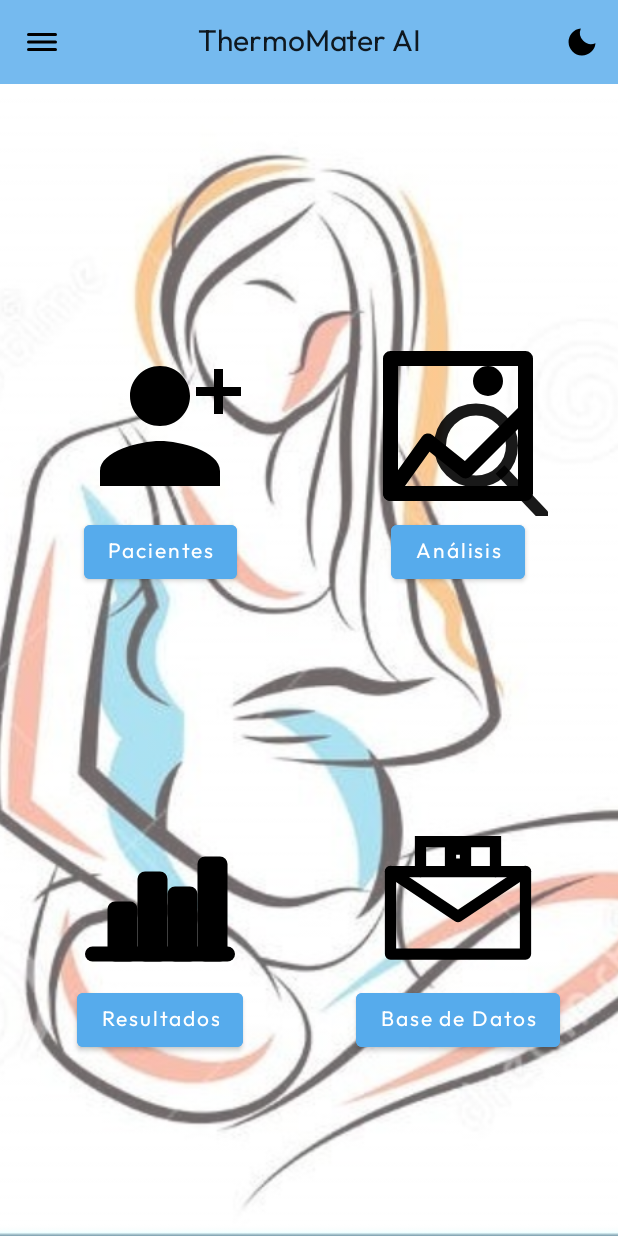
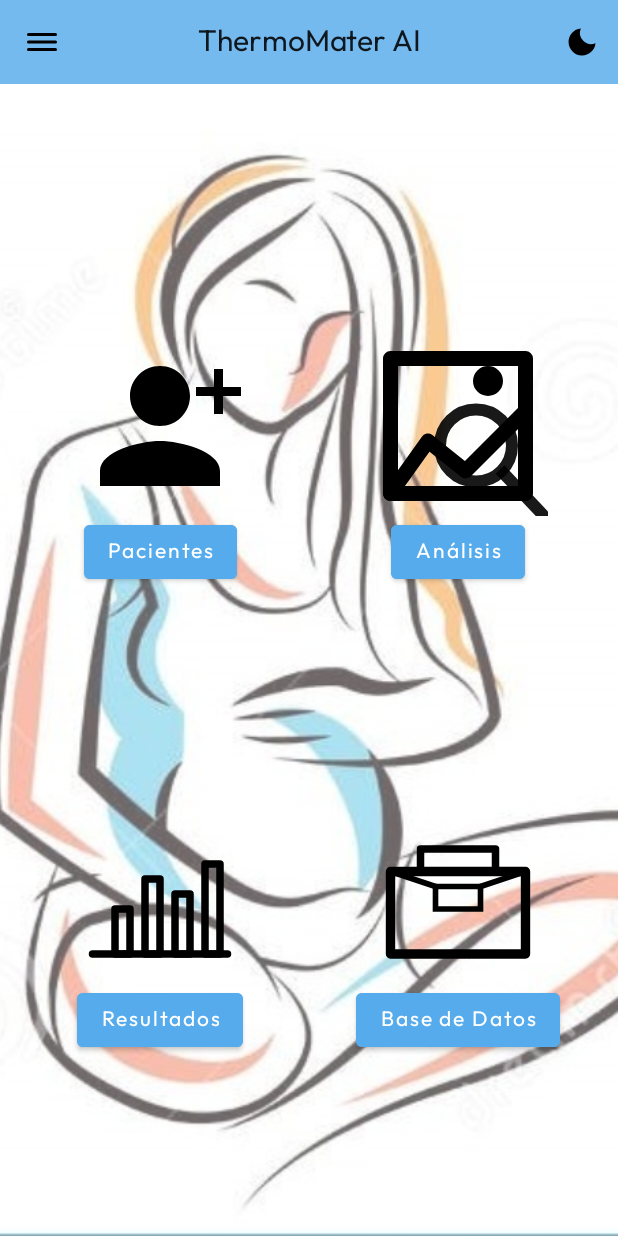
Before and after one commit to fcastanoe/App-Mamitas, an Android app: the layout activity_main.xml on its own in the app's theme, with its tools: preview values and no code run, on a phone screen of 412 x 824 dp. Run offline under Robolectric (Android 15) with nearby library versions, the light colour scheme and no system bars.

Commit message:
Visual icon improvement

```diff
--- a/app/src/main/res/drawable/ic_bar_chart.xml
+++ b/app/src/main/res/drawable/ic_bar_chart.xml
@@ -8,7 +8,7 @@
     <!-- Eje horizontal -->
     <path
         android:strokeColor="#FF000000"
-        android:strokeWidth="2"
+        android:strokeWidth="1"
         android:strokeLineCap="round"
         android:strokeLineJoin="round"
         android:pathData="M3,20 H21" />
@@ -16,28 +16,28 @@
     <!-- Barra 1 -->
     <path
         android:strokeColor="#FF000000"
-        android:strokeWidth="2"
+        android:strokeWidth="1"
         android:strokeLineJoin="round"
         android:pathData="M6,20 V14 H8 V20 Z" />
 
     <!-- Barra 2 -->
     <path
         android:strokeColor="#FF000000"
-        android:strokeWidth="2"
+        android:strokeWidth="1"
         android:strokeLineJoin="round"
         android:pathData="M10,20 V10 H12 V20 Z" />
 
     <!-- Barra 3 -->
     <path
         android:strokeColor="#FF000000"
-        android:strokeWidth="2"
+        android:strokeWidth="1"
         android:strokeLineJoin="round"
         android:pathData="M14,20 V12 H16 V20 Z" />
 
     <!-- Barra 4 -->
     <path
         android:strokeColor="#FF000000"
-        android:strokeWidth="2"
+        android:strokeWidth="1"
         android:strokeLineJoin="round"
         android:pathData="M18,20 V8 H20 V20 Z" />
 </vector>
--- a/app/src/main/res/drawable/ic_card_travel.xml
+++ b/app/src/main/res/drawable/ic_card_travel.xml
@@ -6,36 +6,45 @@
 
     <!-- Cuerpo del maletín -->
     <path
+        android:fillColor="@android:color/transparent"
         android:strokeColor="#FF000000"
-        android:strokeWidth="3"
+        android:strokeWidth="2.5"
         android:strokeLineJoin="round"
         android:strokeLineCap="round"
-        android:fillColor="@android:color/transparent"
         android:pathData="M6,18 H42 V40 H6 Z" />
 
-    <!-- Asa cuadrada -->
+    <!-- Asa con esquinas redondeadas -->
     <path
+        android:fillColor="@android:color/transparent"
         android:strokeColor="#FF000000"
-        android:strokeWidth="3"
-        android:strokeLineJoin="miter"
-        android:strokeLineCap="round"
-        android:fillColor="@android:color/transparent"
-        android:pathData="M14,18 V10 H34 V18" />
-
-    <!-- Pliegue tipo sobre -->
-    <path
-        android:strokeColor="#FF000000"
-        android:strokeWidth="3"
+        android:strokeWidth="2"
         android:strokeLineCap="round"
         android:strokeLineJoin="round"
+        android:pathData="M14,12 H34 V18 H14 Z" />
+
+    <!-- Pliegue: línea diagonal izquierda desde la esquina del maletín hasta el borde de la evilla -->
+    <path
         android:fillColor="@android:color/transparent"
-        android:pathData="M6,18 L24,30 L42,18" />
+        android:strokeColor="#FF000000"
+        android:strokeWidth="1.5"
+        android:strokeLineCap="round"
+        android:strokeLineJoin="round"
+        android:pathData="M6,18 L18,22" />
 
-    <!-- Evilla cuadrada dentro del asa -->
+    <!-- Pliegue: línea diagonal derecha desde la esquina del maletín hasta el borde de la evilla -->
     <path
+        android:fillColor="@android:color/transparent"
         android:strokeColor="#FF000000"
-        android:strokeWidth="3"
+        android:strokeWidth="1.5"
+        android:strokeLineCap="round"
+        android:strokeLineJoin="round"
+        android:pathData="M42,18 L30,22" />
+
+    <!-- Evilla rectangular dentro del maletín -->
+    <path
+        android:fillColor="@android:color/transparent"
+        android:strokeColor="#FF000000"
+        android:strokeWidth="1.5"
         android:strokeLineJoin="miter"
-        android:fillColor="@android:color/transparent"
-        android:pathData="M22,12 H26 V16 H22 Z" />
+        android:pathData="M18,22 H30 V28 H18 Z" />
 </vector>
```
